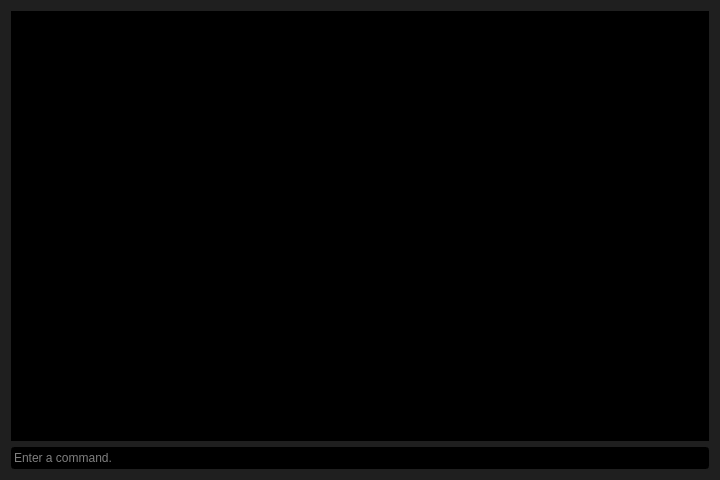
Above: forms/terminal.ui from Flooten/sterm before the change. Below: the same form after it.
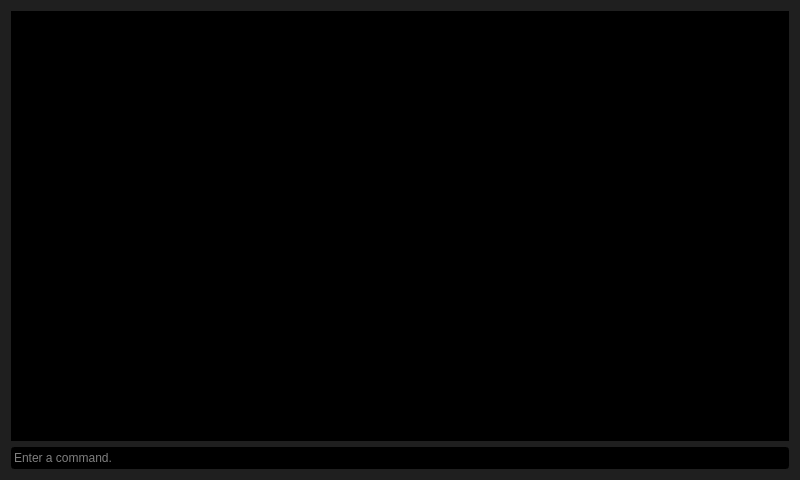
That is the form after the change. Icons and pictures are not drawn.

What changed in the file:
```diff
--- a/forms/terminal.ui
+++ b/forms/terminal.ui
@@ -6,7 +6,7 @@
    <rect>
     <x>0</x>
     <y>0</y>
-    <width>720</width>
+    <width>800</width>
     <height>480</height>
    </rect>
   </property>
```
